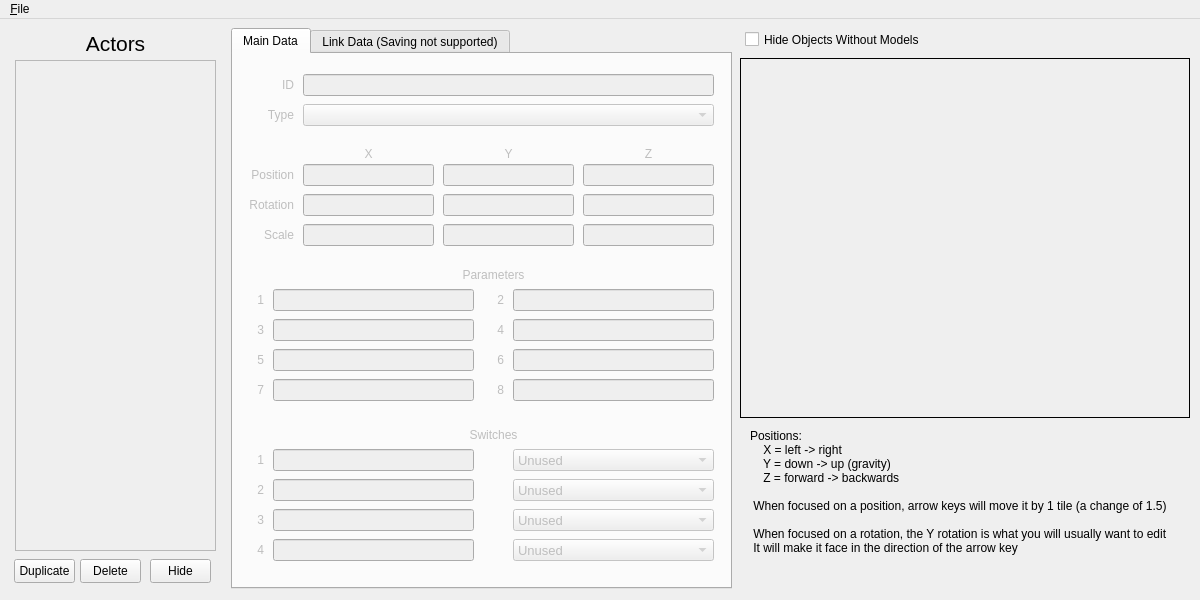
First picture: the form in LevelEditorUI/UI/ui_form.ui, repository Owen-Splat/LAS-Level-Editor, before the edit.
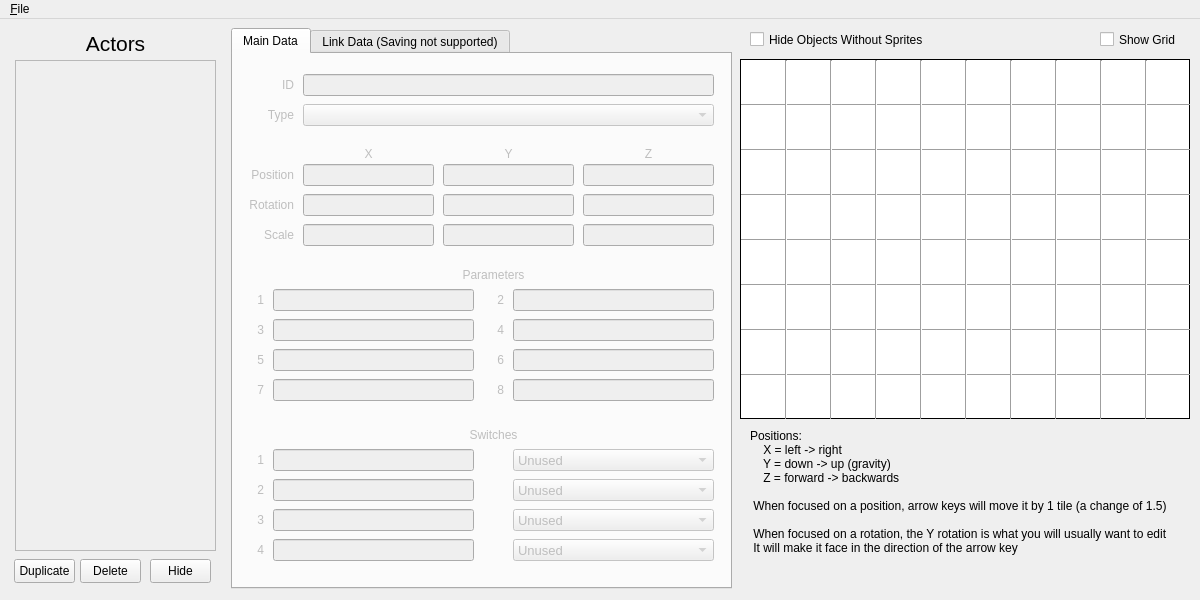
Second picture: the form after the edit.

Commit message: adds proper sprite support for actors and rooms

```diff
--- a/LevelEditorUI/UI/ui_form.ui
+++ b/LevelEditorUI/UI/ui_form.ui
@@ -1354,22 +1354,6 @@
      </widget>
     </widget>
    </widget>
-   <widget class="QFrame" name="frame">
-    <property name="geometry">
-     <rect>
-      <x>740</x>
-      <y>39</y>
-      <width>450</width>
-      <height>360</height>
-     </rect>
-    </property>
-    <property name="frameShape">
-     <enum>QFrame::Box</enum>
-    </property>
-    <property name="frameShadow">
-     <enum>QFrame::Plain</enum>
-    </property>
-   </widget>
    <widget class="QLabel" name="label">
     <property name="geometry">
      <rect>
@@ -1413,16 +1397,273 @@
    <widget class="QCheckBox" name="hideUnimportantBox">
     <property name="geometry">
      <rect>
-      <x>745</x>
+      <x>750</x>
       <y>10</y>
       <width>181</width>
       <height>21</height>
      </rect>
     </property>
     <property name="text">
-     <string>Hide Objects Without Models</string>
+     <string>Hide Objects Without Sprites</string>
     </property>
    </widget>
+   <widget class="QLabel" name="roomFrame">
+    <property name="geometry">
+     <rect>
+      <x>740</x>
+      <y>40</y>
+      <width>450</width>
+      <height>360</height>
+     </rect>
+    </property>
+    <property name="styleSheet">
+     <string notr="true">background-color: rgb(255, 255, 255);
+border: 1px solid black;</string>
+    </property>
+    <property name="text">
+     <string/>
+    </property>
+    <property name="textFormat">
+     <enum>Qt::AutoText</enum>
+    </property>
+    <property name="scaledContents">
+     <bool>true</bool>
+    </property>
+   </widget>
+   <widget class="QCheckBox" name="gridCheck">
+    <property name="geometry">
+     <rect>
+      <x>1100</x>
+      <y>10</y>
+      <width>81</width>
+      <height>21</height>
+     </rect>
+    </property>
+    <property name="text">
+     <string>Show Grid</string>
+    </property>
+   </widget>
+   <widget class="QWidget" name="gridWidget" native="true">
+    <property name="enabled">
+     <bool>true</bool>
+    </property>
+    <property name="geometry">
+     <rect>
+      <x>740</x>
+      <y>40</y>
+      <width>450</width>
+      <height>360</height>
+     </rect>
+    </property>
+    <widget class="Line" name="line">
+     <property name="geometry">
+      <rect>
+       <x>1</x>
+       <y>45</y>
+       <width>449</width>
+       <height>3</height>
+      </rect>
+     </property>
+     <property name="orientation">
+      <enum>Qt::Horizontal</enum>
+     </property>
+    </widget>
+    <widget class="Line" name="line_2">
+     <property name="geometry">
+      <rect>
+       <x>1</x>
+       <y>90</y>
+       <width>449</width>
+       <height>3</height>
+      </rect>
+     </property>
+     <property name="orientation">
+      <enum>Qt::Horizontal</enum>
+     </property>
+    </widget>
+    <widget class="Line" name="line_3">
+     <property name="geometry">
+      <rect>
+       <x>1</x>
+       <y>135</y>
+       <width>449</width>
+       <height>3</height>
+      </rect>
+     </property>
+     <property name="orientation">
+      <enum>Qt::Horizontal</enum>
+     </property>
+    </widget>
+    <widget class="Line" name="line_4">
+     <property name="geometry">
+      <rect>
+       <x>1</x>
+       <y>180</y>
+       <width>449</width>
+       <height>3</height>
+      </rect>
+     </property>
+     <property name="orientation">
+      <enum>Qt::Horizontal</enum>
+     </property>
+    </widget>
+    <widget class="Line" name="line_5">
+     <property name="geometry">
+      <rect>
+       <x>1</x>
+       <y>225</y>
+       <width>449</width>
+       <height>3</height>
+      </rect>
+     </property>
+     <property name="orientation">
+      <enum>Qt::Horizontal</enum>
+     </property>
+    </widget>
+    <widget class="Line" name="line_6">
+     <property name="geometry">
+      <rect>
+       <x>1</x>
+       <y>270</y>
+       <width>449</width>
+       <height>3</height>
+      </rect>
+     </property>
+     <property name="orientation">
+      <enum>Qt::Horizontal</enum>
+     </property>
+    </widget>
+    <widget class="Line" name="line_7">
+     <property name="geometry">
+      <rect>
+       <x>1</x>
+       <y>315</y>
+       <width>449</width>
+       <height>3</height>
+      </rect>
+     </property>
+     <property name="orientation">
+      <enum>Qt::Horizontal</enum>
+     </property>
+    </widget>
+    <widget class="Line" name="line_8">
+     <property name="geometry">
+      <rect>
+       <x>45</x>
+       <y>1</y>
+       <width>3</width>
+       <height>359</height>
+      </rect>
+     </property>
+     <property name="orientation">
+      <enum>Qt::Vertical</enum>
+     </property>
+    </widget>
+    <widget class="Line" name="line_9">
+     <property name="geometry">
+      <rect>
+       <x>90</x>
+       <y>1</y>
+       <width>3</width>
+       <height>359</height>
+      </rect>
+     </property>
+     <property name="orientation">
+      <enum>Qt::Vertical</enum>
+     </property>
+    </widget>
+    <widget class="Line" name="line_10">
+     <property name="geometry">
+      <rect>
+       <x>135</x>
+       <y>1</y>
+       <width>3</width>
+       <height>359</height>
+      </rect>
+     </property>
+     <property name="orientation">
+      <enum>Qt::Vertical</enum>
+     </property>
+    </widget>
+    <widget class="Line" name="line_11">
+     <property name="geometry">
+      <rect>
+       <x>180</x>
+       <y>1</y>
+       <width>3</width>
+       <height>359</height>
+      </rect>
+     </property>
+     <property name="orientation">
+      <enum>Qt::Vertical</enum>
+     </property>
+    </widget>
+    <widget class="Line" name="line_12">
+     <property name="geometry">
+      <rect>
+       <x>225</x>
+       <y>1</y>
+       <width>3</width>
+       <height>359</height>
+      </rect>
+     </property>
+     <property name="orientation">
+      <enum>Qt::Vertical</enum>
+     </property>
+    </widget>
+    <widget class="Line" name="line_13">
+     <property name="geometry">
+      <rect>
+       <x>270</x>
+       <y>1</y>
+       <width>3</width>
+       <height>359</height>
+      </rect>
+     </property>
+     <property name="orientation">
+      <enum>Qt::Vertical</enum>
+     </property>
+    </widget>
+    <widget class="Line" name="line_14">
+     <property name="geometry">
+      <rect>
+       <x>315</x>
+       <y>1</y>
+       <width>3</width>
+       <height>359</height>
+      </rect>
+     </property>
+     <property name="orientation">
+      <enum>Qt::Vertical</enum>
+     </property>
+    </widget>
+    <widget class="Line" name="line_15">
+     <property name="geometry">
+      <rect>
+       <x>360</x>
+       <y>1</y>
+       <width>3</width>
+       <height>359</height>
+      </rect>
+     </property>
+     <property name="orientation">
+      <enum>Qt::Vertical</enum>
+     </property>
+    </widget>
+    <widget class="Line" name="line_16">
+     <property name="geometry">
+      <rect>
+       <x>405</x>
+       <y>1</y>
+       <width>3</width>
+       <height>359</height>
+      </rect>
+     </property>
+     <property name="orientation">
+      <enum>Qt::Vertical</enum>
+     </property>
+    </widget>
+   </widget>
    <zorder>tabWidget</zorder>
    <zorder>label_2</zorder>
    <zorder>listWidget</zorder>
```
Left out of the diff: 8 changed lines with no effect on the pictures. The commit also changes 14 other files.
